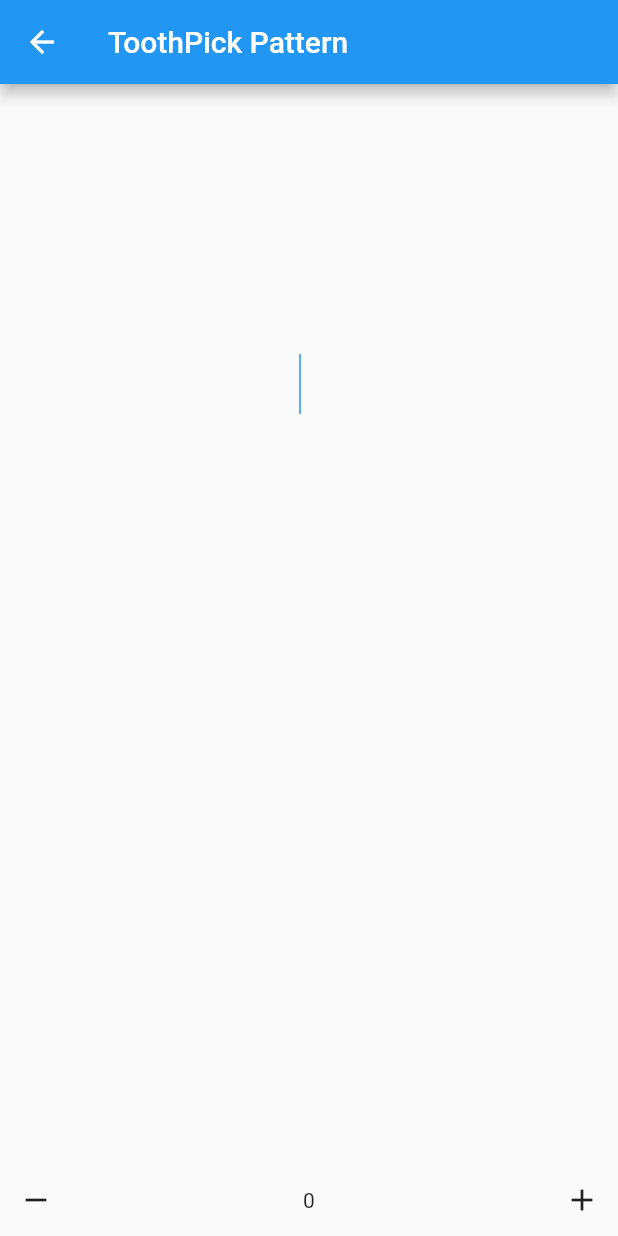
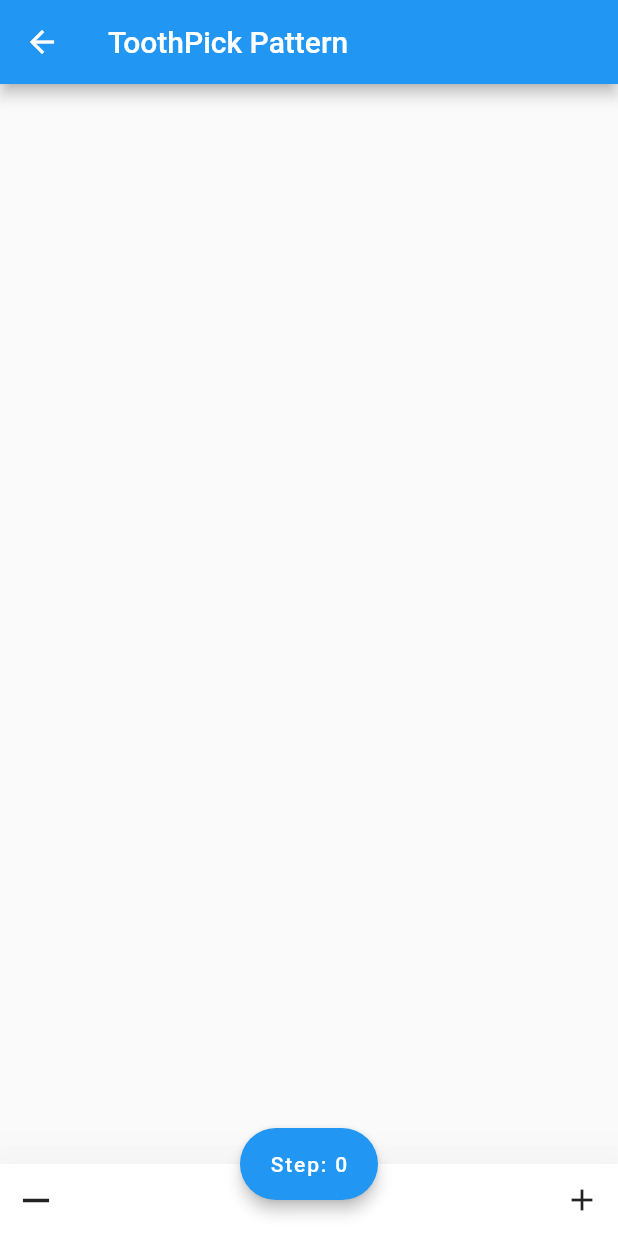
Before and after one commit to builtree/simulate, a Flutter app: the ToothpickPattern screen opened directly, on a phone screen of 412 x 824 dp. Run offline on Flutter 3.47's test engine with Material 2 defaults, Android fonts, the phone set to English and light mode, and no system bars.

Commit message:
Improved UI

```diff
--- a/lib/src/simulations/toothpick.dart
+++ b/lib/src/simulations/toothpick.dart
@@ -109,33 +109,31 @@ class _ToothpickPatternState extends State<ToothpickPattern> {
 
   @override
   Widget build(BuildContext context) {
-    Toothpick toothpick = new Toothpick([200.0, 200.0], true);
-    if (step == 0) {
+    Toothpick toothpick = new Toothpick([MediaQuery.of(context).size.width/2, MediaQuery.of(context).size.height/2 - 100], true);
+    if (step == 1) {
       activeToothPicks.add(toothpick);
     }
     return Scaffold(
       appBar: AppBar(
         title: Text("ToothPick Pattern"),
       ),
-      body: Column(children: <Widget>[
-        Expanded(
-          child: CustomPaint(
-            painter: ToothpickPainter(activeToothPicks, toothPicks),
-            child: Container(),
-          ),
-        ),
-        Row(
+      floatingActionButtonLocation: FloatingActionButtonLocation.centerDocked,
+      floatingActionButton: FloatingActionButton.extended(
+          onPressed: null, elevation: 4, label: Text('Step: $step')),
+      bottomNavigationBar: BottomAppBar(
+        color: Colors.white,
+        elevation: 30,
+        child: Row(
+          mainAxisSize: MainAxisSize.max,
+          mainAxisAlignment: MainAxisAlignment.spaceBetween,
           children: <Widget>[
             IconButton(
               icon: Icon(Icons.remove),
+              iconSize: 30,
+              highlightColor: Colors.blue,
               onPressed: () {
                 subtract();
               },
-            ),
-            Expanded(
-              child: Center(
-                child: Text(step.toString()),
-              ),
             ),
             IconButton(
               icon: Icon(Icons.add),
@@ -145,7 +143,13 @@ class _ToothpickPatternState extends State<ToothpickPattern> {
             ),
           ],
         ),
-      ]),
+      ),
+      body: Container(
+        child: CustomPaint(
+          painter: ToothpickPainter(activeToothPicks, toothPicks),
+          child: Container(),
+        ),
+      ),
     );
   }
 }
```
